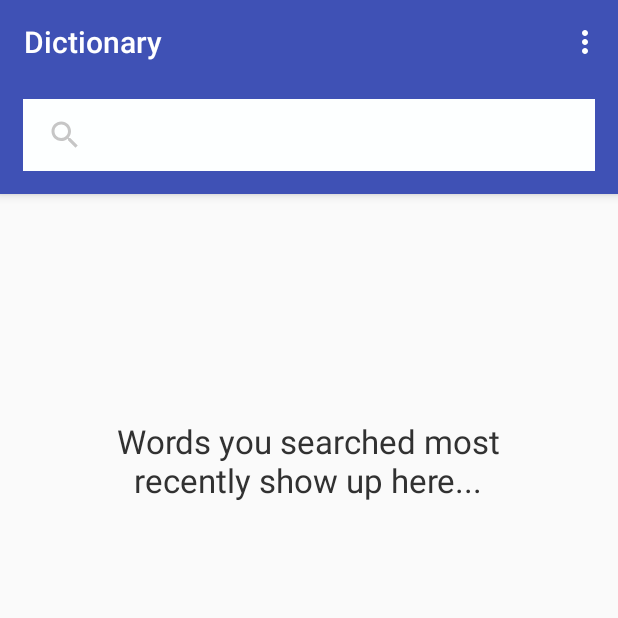
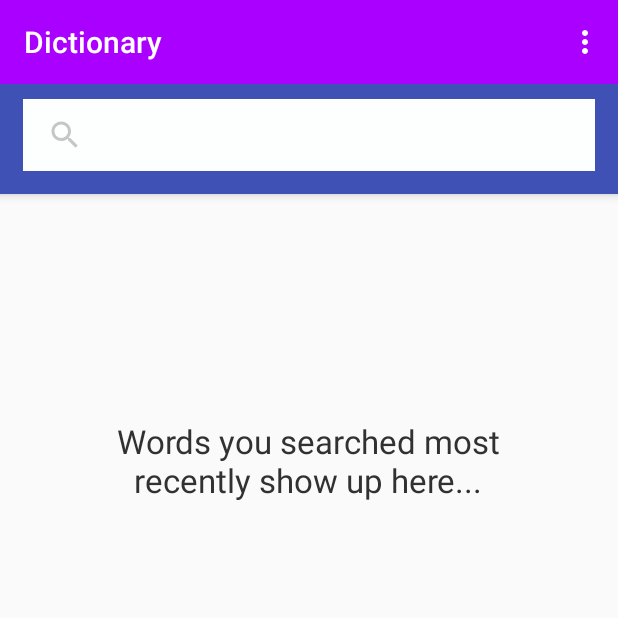
Before and after one commit to Usman75/dictionary, an Android app: the screen it shows after launch (MainActivity), on a phone screen of 412 x 824 dp, the top half of it. Run offline under Robolectric (Android 15) with nearby library versions, the phone set to English and light mode, and no system bars; network calls fail; 2 statements that could not run were skipped.

Commit message:
hi changed

```diff
--- a/app/src/main/res/layout/activity_main.xml
+++ b/app/src/main/res/layout/activity_main.xml
@@ -14,9 +14,9 @@
             android:id="@+id/toolbar"
             android:layout_width="match_parent"
             android:layout_height="?attr/actionBarSize"
-            android:background="?attr/colorPrimary"
-            app:title="Dictionary"
-            app:popupTheme="@style/ThemeOverlay.AppCompat.Light" />
+            android:background="#AA00FF"
+            app:popupTheme="@style/ThemeOverlay.AppCompat.Light"
+            app:title="Dictionary" />
 
         <LinearLayout
             android:layout_width="match_parent"
```
